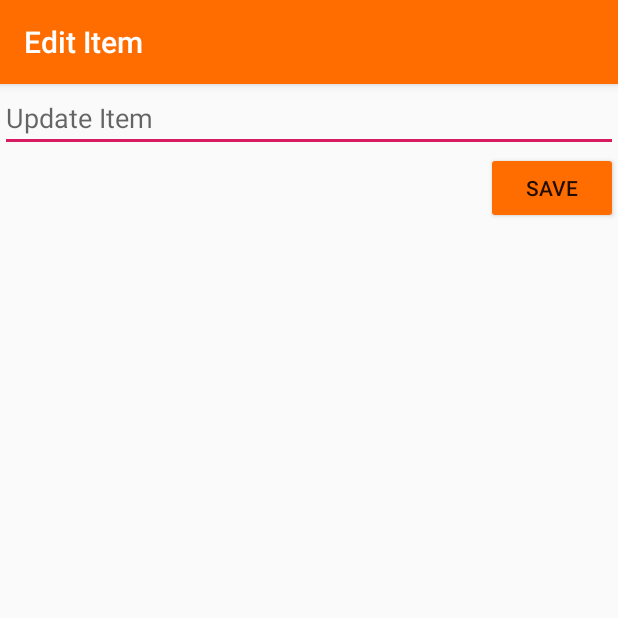
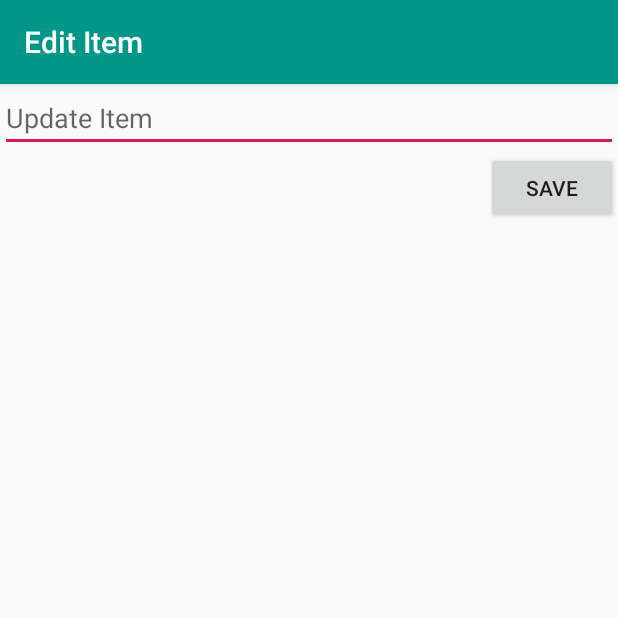
Before and after one commit to ayesha-p20/SimpleTodo, an Android app: the EditActivity screen opened directly, with no data from a screen before it, on a phone screen of 412 x 824 dp, the top half of it. Run offline under Robolectric (Android 15) with nearby library versions, the phone set to English and light mode, and no system bars.

Commit message:
Code changes

```diff
--- a/app/src/main/res/layout/activity_edit.xml
+++ b/app/src/main/res/layout/activity_edit.xml
@@ -28,6 +28,5 @@
         android:layout_alignParentRight="true"
         android:layout_marginTop="0dp"
         android:layout_marginEnd="0dp"
-        android:backgroundTint="#ff6d00"
         android:text="SAVE" />
 </RelativeLayout>
--- a/app/src/main/res/values/colors.xml
+++ b/app/src/main/res/values/colors.xml
@@ -1,6 +1,6 @@
 <?xml version="1.0" encoding="utf-8"?>
 <resources>
-    <color name="colorPrimary">#008577</color>
-    <color name="colorPrimaryDark">#00574B</color>
+    <color name="colorPrimary">#FF5722</color>
+    <color name="colorPrimaryDark">#FF3C22</color>
     <color name="colorAccent">#D81B60</color>
 </resources>
--- a/app/src/main/res/values/styles.xml
+++ b/app/src/main/res/values/styles.xml
@@ -3,8 +3,8 @@
     <!-- Base application theme. -->
     <style name="AppTheme" parent="Theme.AppCompat.Light.DarkActionBar">
         <!-- Customize your theme here. -->
-        <item name="colorPrimary">#FF6D00</item>
-        <item name="colorPrimaryDark">#E65100</item>
+        <item name="colorPrimary">#009688</item>
+        <item name="colorPrimaryDark">#01655C</item>
         <item name="colorAccent">@color/colorAccent</item>
     </style>
 
```
Also changed, not shown: app/src/main/res/layout/activity_main.xml (+4 -6 lines).
